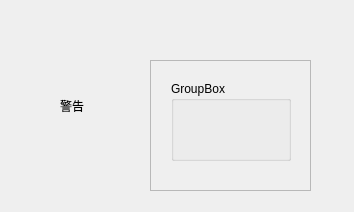
This is warning.ui in SongYaoLynn/LanserMedicalManagement as Qt 5 draws it before an edit. The edited form follows.
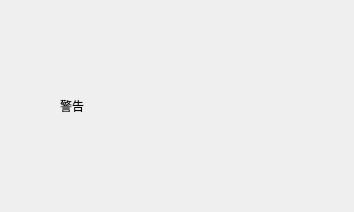
This is the edited form.

What changed in the file:
```diff
--- a/warning.ui
+++ b/warning.ui
@@ -26,42 +26,6 @@
     <string>警告</string>
    </property>
   </widget>
-  <widget class="QScrollArea" name="scrollArea">
-   <property name="geometry">
-    <rect>
-     <x>150</x>
-     <y>60</y>
-     <width>161</width>
-     <height>131</height>
-    </rect>
-   </property>
-   <property name="widgetResizable">
-    <bool>true</bool>
-   </property>
-   <widget class="QWidget" name="scrollAreaWidgetContents">
-    <property name="geometry">
-     <rect>
-      <x>0</x>
-      <y>0</y>
-      <width>159</width>
-      <height>129</height>
-     </rect>
-    </property>
-    <widget class="QGroupBox" name="groupBox">
-     <property name="geometry">
-      <rect>
-       <x>20</x>
-       <y>20</y>
-       <width>120</width>
-       <height>80</height>
-      </rect>
-     </property>
-     <property name="title">
-      <string>GroupBox</string>
-     </property>
-    </widget>
-   </widget>
-  </widget>
  </widget>
  <resources/>
  <connections/>
```
